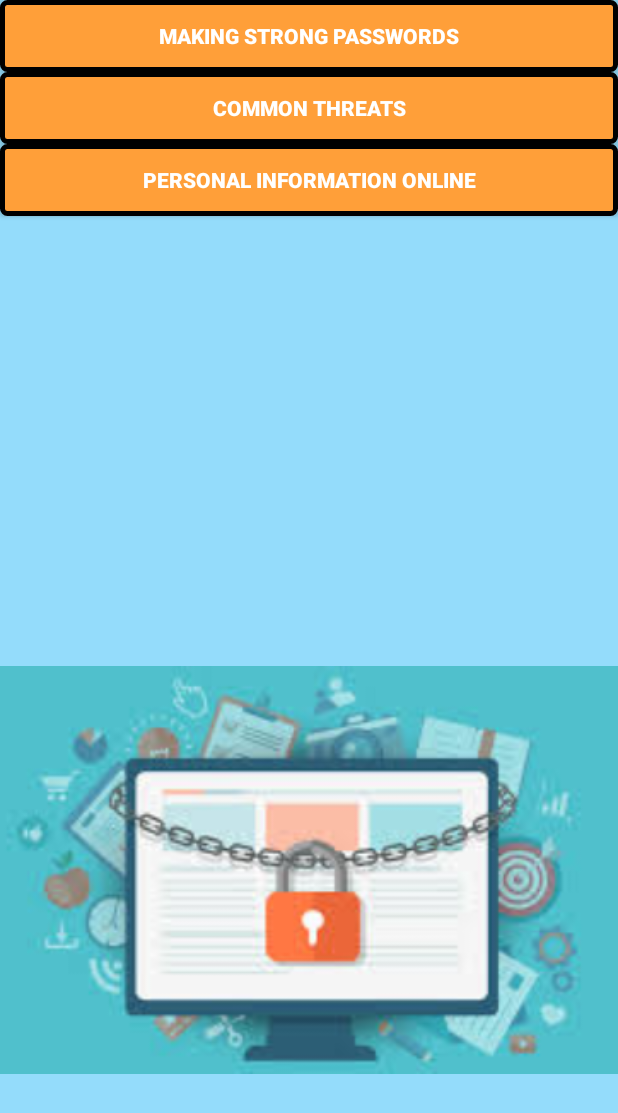
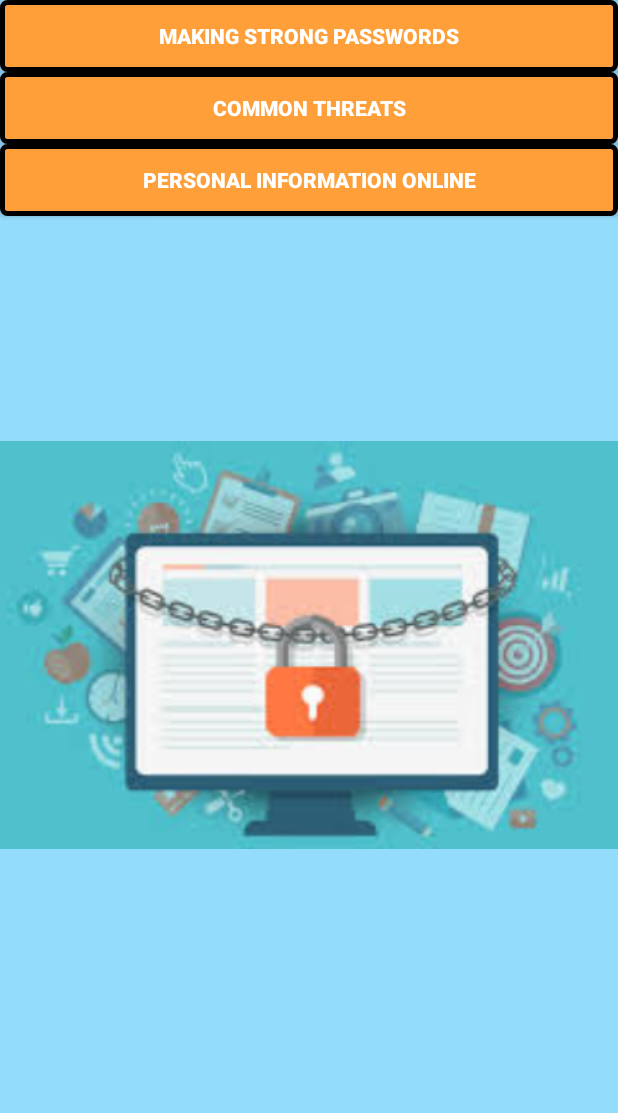
Before and after one commit to megforster/BASICOnlineAndroid, an Android app: the layout fragment_learn_about_online_safety.xml on its own in the app's theme, with its tools: preview values and no code run, on a phone screen of 412 x 824 dp. Shown: the top 1113 px of the screen. Run offline under Robolectric (Android 15) with nearby library versions, the phone set to English and light mode, and no system bars.

Commit message:
fixed online safety image

```diff
--- a/app/src/main/res/layout/fragment_learn_about_online_safety.xml
+++ b/app/src/main/res/layout/fragment_learn_about_online_safety.xml
@@ -39,7 +39,7 @@
         android:layout_width="609dp"
         android:layout_height="272dp"
         android:layout_gravity="center"
-        android:layout_marginTop="300dp"
+        android:layout_marginTop="150dp"
         android:contentDescription="TODO"
         android:src="@drawable/online_safety" />
 
```
